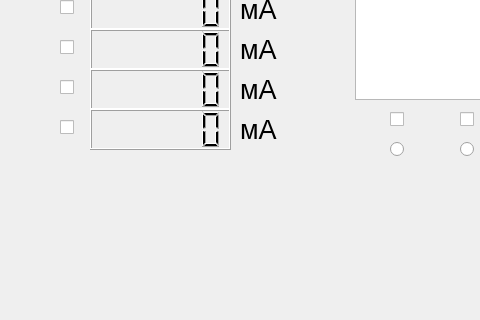
Before: the Qt Designer form interface.ui in KejLater/lab_stand, drawn with Qt 5; both pictures show x 0 to 480 and y 311 to 631 of the 1046 by 631 pixel window.
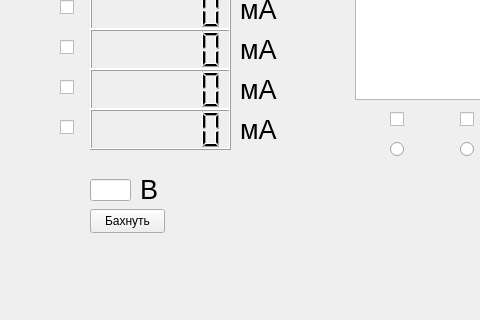
After: the same form once the commit is applied.

Commit message: Getting data from Arduino does not break the program anymore. Setting voltage is not completed

```diff
--- a/interface.ui
+++ b/interface.ui
@@ -1230,6 +1230,48 @@
      <string/>
     </property>
    </widget>
+   <widget class="QLineEdit" name="lineEdit">
+    <property name="geometry">
+     <rect>
+      <x>90</x>
+      <y>490</y>
+      <width>41</width>
+      <height>22</height>
+     </rect>
+    </property>
+    <property name="text">
+     <string/>
+    </property>
+   </widget>
+   <widget class="QLabel" name="V1_label_2">
+    <property name="enabled">
+     <bool>true</bool>
+    </property>
+    <property name="geometry">
+     <rect>
+      <x>140</x>
+      <y>480</y>
+      <width>31</width>
+      <height>41</height>
+     </rect>
+    </property>
+    <property name="text">
+     <string>&lt;html&gt;&lt;head/&gt;&lt;body&gt;&lt;p&gt;&lt;span style=&quot; font-size:20pt;&quot;&gt;В&lt;/span&gt;&lt;/p&gt;&lt;/body&gt;&lt;/html&gt;</string>
+    </property>
+   </widget>
+   <widget class="QPushButton" name="pushButton">
+    <property name="geometry">
+     <rect>
+      <x>90</x>
+      <y>520</y>
+      <width>75</width>
+      <height>24</height>
+     </rect>
+    </property>
+    <property name="text">
+     <string>Бахнуть</string>
+    </property>
+   </widget>
   </widget>
   <widget class="QMenuBar" name="menubar">
    <property name="geometry">
```
The commit also changes 1 other file.
